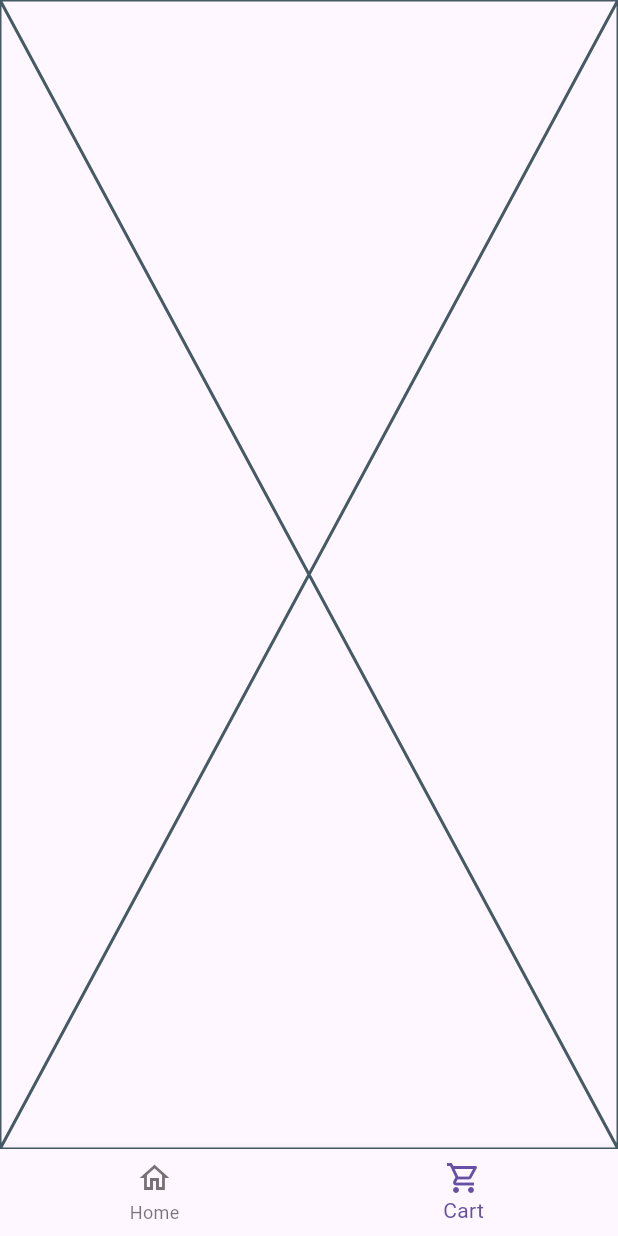
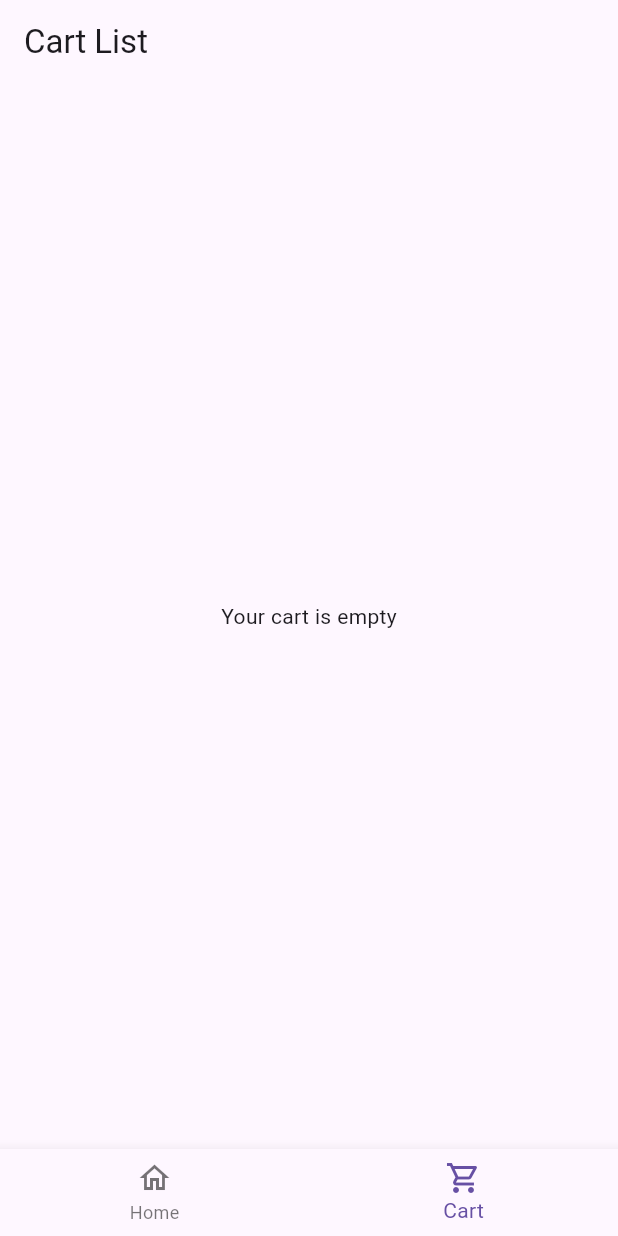
Before and after one commit to 2amrutha01/ProductData, a Flutter app: the screen it shows after launch, item 2 of the bottom bar chosen, on a phone screen of 412 x 824 dp. Run offline on Flutter 3.47's test engine with Material 3 defaults, Android fonts, the phone set to English and light mode, and no system bars; network calls fail.

Commit message:
Initial Commit

```diff
--- a/lib/Model/ProductModel.dart
+++ b/lib/Model/ProductModel.dart
@@ -0,0 +1,25 @@
+class Product {
+  final int id;
+  final String title;
+  final String description;
+  final double price;
+  final String image;
+
+  Product({
+    required this.id,
+    required this.title,
+    required this.description,
+    required this.price,
+    required this.image,
+  });
+
+  factory Product.fromJson(Map<String, dynamic> json) {
+    return Product(
+      id: json['id'],
+      title: json['title'],
+      description: json['description'],
+      price: json['price'].toDouble(),
+      image: json['image'],
+    );
+  }
+}
--- a/lib/Navigation.dart
+++ b/lib/Navigation.dart
@@ -14,7 +14,7 @@ class Navigation extends StatelessWidget {
     // Define your screens for Home and Cart
     final List<Widget> screens = [
       HomeScreen(), // Replace with your HomeScreen widget
-      CartList(), // Replace with your Cart widget
+      CartListScreen(), // Replace with your Cart widget
     ];
 
     return Scaffold(
--- a/lib/Provider/Cartprovider.dart
+++ b/lib/Provider/Cartprovider.dart
@@ -2,19 +2,25 @@ import 'package:flutter/material.dart';
 import 'package:product_listing_app/Model/ProductModel.dart';
 
 class CartProvider with ChangeNotifier {
-  final List<Product> _cartItems = [];
+  List<Product> _cartItems = [];
 
   List<Product> get cartItems => _cartItems;
 
+  // Method to add items to the cart
   void addToCart(Product product) {
     _cartItems.add(product);
-    notifyListeners();
+    notifyListeners(); // Notifies the UI when cart is updated
   }
 
+  // Optional: Method to remove items from the cart
   void removeFromCart(Product product) {
     _cartItems.remove(product);
     notifyListeners();
   }
 
-  int get itemCount => _cartItems.length;
+  // Optional: Method to clear the entire cart
+  void clearCart() {
+    _cartItems.clear();
+    notifyListeners();
+  }
 }
--- a/lib/cart.dart
+++ b/lib/cart.dart
@@ -1,15 +1,34 @@
 import 'package:flutter/material.dart';
+import 'package:product_listing_app/Provider/Cartprovider.dart';
+import 'package:provider/provider.dart';
 
-class CartList extends StatefulWidget {
-  const CartList({super.key});
+class CartListScreen extends StatelessWidget {
+  const CartListScreen({Key? key}) : super(key: key);
 
   @override
-  State<CartList> createState() => _CartListState();
-}
+  Widget build(BuildContext context) {
+    final cartItems = Provider.of<CartProvider>(context).cartItems;
 
-class _CartListState extends State<CartList> {
-  @override
-  Widget build(BuildContext context) {
-    return const Placeholder();
+    return Scaffold(
+      appBar: AppBar(
+        title: const Text('Cart List'),
+      ),
+      body: cartItems.isEmpty
+          ? const Center(child: Text('Your cart is empty'))
+          : ListView.builder(
+              itemCount: cartItems.length,
+              itemBuilder: (ctx, index) {
+                final product = cartItems[index];
+                return Card(
+                  margin: const EdgeInsets.all(8.0),
+                  child: ListTile(
+                    leading: Image.network(product.image),
+                    title: Text(product.title),
+                    subtitle: Text('\$${product.price.toStringAsFixed(2)}'),
+                  ),
+                );
+              },
+            ),
+    );
   }
 }
```
Also changed, not shown: lib/Home.dart (+36 -8 lines), lib/productdetails.dart (added, +71 -0 lines).
